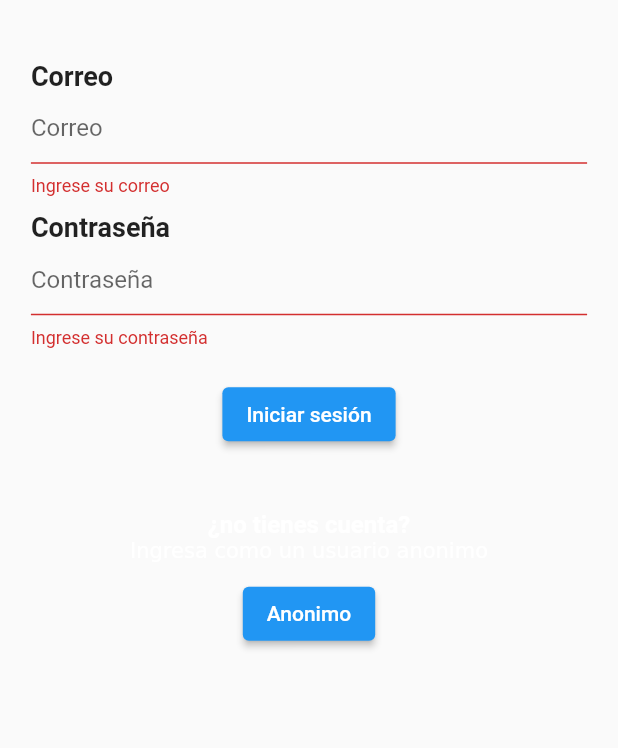
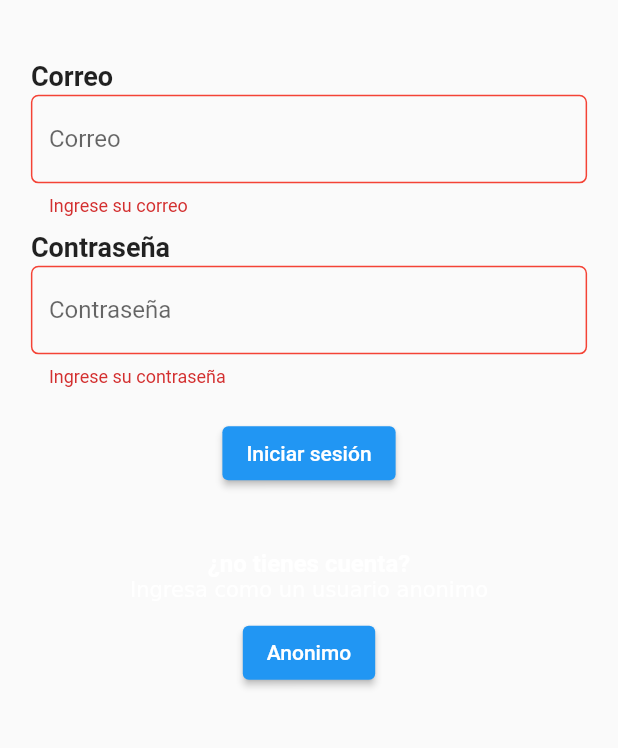
Before and after one commit to rodgav/docente, a Flutter app: the LoginPage screen opened by its route, after a tap on "Iniciar sesión", on a phone screen of 412 x 824 dp, the part 332-1080 px from its top. Run offline on Flutter 3.47's test engine with Material 2 defaults, Android fonts, the light colour scheme and no system bars; our stand-ins replace appwrite, get, get_storage; missing offline and left inert: dart:html, encrypt; accounts and stored records are empty; statements that could not run were skipped.

Commit message:
add task module

```diff
--- a/lib/app/modules/login/login_logic.dart
+++ b/lib/app/modules/login/login_logic.dart
@@ -3,12 +3,27 @@ import 'package:docente/app/data/services/auth_service.dart';
 import 'package:docente/app/routes/app_pages.dart';
 import 'package:flutter/material.dart';
 import 'package:get/get.dart';
+import 'package:intl/intl.dart';
 
 class LoginLogic extends GetxController {
   final _dataRepository = Get.find<DataRepository>();
   final formKey = GlobalKey<FormState>();
   final TextEditingController emailCtrl = TextEditingController();
   final TextEditingController passCtrl = TextEditingController();
+
+  @override
+  void onReady() {
+    final date = DateTime.parse('2021-10-19 14:45:32');
+    debugPrint('date $date');
+    final dayWeek = DateFormat('EEEE','es_ES').format(date);
+    final day = DateFormat('d','es_ES').format(date);
+    final month = DateFormat('MMMM','es_ES').format(date);
+    final year = DateFormat('y','es_ES').format(date);
+    final hour = DateFormat('Hms','es_ES').format(date);
+
+    debugPrint('dateFormat $dayWeek $day $month $year $hour');
+    super.onReady();
+  }
 
   String? validateEmail(String? value) {
     Pattern pattern =
@@ -26,7 +41,7 @@ class LoginLogic extends GetxController {
     if (formKey.currentState!.validate()) {
       if (!AuthService.to.isLoggedIn) {
         final session = await _dataRepository.accountCreateSession(
-          //email: 'bankenro.myhope@gmail.com', password: '31en02fe24ma');
+            //email: 'bankenro.myhope@gmail.com', password: '31en02fe24ma');
             email: emailCtrl.text.trim(),
             password: passCtrl.text.trim());
         if (session != null) {
--- a/lib/app/modules/login/login_view.dart
+++ b/lib/app/modules/login/login_view.dart
@@ -52,7 +52,7 @@ class LoginPage extends StatelessWidget {
                               fontSize: 18, fontWeight: FontWeight.bold),
                         ),
                       ),
-                    ),
+                    ), const SizedBox(height: 2),
                     Center(
                       child: SizedBox(
                           width: web ? size.width * 0.5 : size.width * 0.9,
@@ -68,7 +68,11 @@ class LoginPage extends StatelessWidget {
                                 focusedBorder: OutlineInputBorder(
                                     borderRadius: BorderRadius.circular(5),
                                     borderSide:
-                                        const BorderSide(color: Colors.blue))),
+                                        const BorderSide(color: Colors.blue)),
+                                errorBorder: OutlineInputBorder(
+                                    borderRadius: BorderRadius.circular(5),
+                                    borderSide:
+                                        const BorderSide(color: Colors.red))),
                           )),
                     ),
                     const SizedBox(height: 10),
@@ -82,6 +86,7 @@ class LoginPage extends StatelessWidget {
                         ),
                       ),
                     ),
+                    const SizedBox(height: 2),
                     Center(
                       child: SizedBox(
                           width: web ? size.width * 0.5 : size.width * 0.9,
@@ -98,13 +103,18 @@ class LoginPage extends StatelessWidget {
                                 focusedBorder: OutlineInputBorder(
                                     borderRadius: BorderRadius.circular(5),
                                     borderSide:
-                                        const BorderSide(color: Colors.blue))),
+                                        const BorderSide(color: Colors.blue)),
+                                errorBorder: OutlineInputBorder(
+                                    borderRadius: BorderRadius.circular(5),
+                                    borderSide:
+                                        const BorderSide(color: Colors.red))),
                           )),
                     ),
                     const SizedBox(height: 20),
                     Center(
                       child: ElevatedButton(
-                          onPressed: logic.login, child:const Text('Iniciar sesión')),
+                          onPressed: logic.login,
+                          child: const Text('Iniciar sesión')),
                     ),
                     const SizedBox(height: 40),
                     Center(
--- /dev/null
+++ b/lib/app/modules/new_task/new_task_binding.dart
@@ -0,0 +1,10 @@
+import 'package:get/get.dart';
+
+import 'new_task_logic.dart';
+
+class NewTaskBinding extends Bindings {
+  @override
+  void dependencies() {
+    Get.lazyPut(() => NewTaskLogic());
+  }
+}
--- a/lib/app/routes/app_pages.dart
+++ b/lib/app/routes/app_pages.dart
@@ -9,6 +9,8 @@ import 'package:docente/app/modules/login/login_binding.dart';
 import 'package:docente/app/modules/login/login_view.dart';
 import 'package:docente/app/modules/new_assistance/new_assistance_binding.dart';
 import 'package:docente/app/modules/new_assistance/new_assistance_view.dart';
+import 'package:docente/app/modules/new_task/new_task_binding.dart';
+import 'package:docente/app/modules/new_task/new_task_view.dart';
 import 'package:docente/app/modules/qualifications/qualifications_binding.dart';
 import 'package:docente/app/modules/qualifications/qualifications_view.dart';
 import 'package:docente/app/modules/root/root_binding.dart';
@@ -70,9 +72,17 @@ class AppPages {
                     ]),
               ]),
           GetPage(
+              preventDuplicates: true,
+              middlewares: [EnsureDocenteMiddleware()],
               name: _Paths.newAssistance,
               page: () => NewAssistancePage(),
-              binding: NewAssistanceBinding())
+              binding: NewAssistanceBinding()),
+          GetPage(
+              preventDuplicates: true,
+              middlewares: [EnsureDocenteMiddleware()],
+              name: _Paths.newTask,
+              page: () => NewTaskPage(),
+              binding: NewTaskBinding())
         ])
   ];
 }
--- a/lib/app/routes/app_routes.dart
+++ b/lib/app/routes/app_routes.dart
@@ -21,6 +21,10 @@ abstract class Routes {
   static String qualifications(String idStudent) =>
       '$students/qualifications/$idStudent';
   static const newAssistance = _Paths.newAssistance;
+  static const newTask = _Paths.newTask;
+
+  static String docenteThen(String afterSuccessDocente) =>
+      '$home?then=${Uri.encodeQueryComponent(afterSuccessDocente)}';
 }
 
 abstract class _Paths {
@@ -32,4 +36,5 @@ abstract class _Paths {
   static const assistances = '/assistances/:idStudent';
   static const qualifications = '/qualifications/:idStudent';
   static const newAssistance = '/newAssistance';
+  static const newTask = '/newTask';
 }
--- a/lib/main.dart
+++ b/lib/main.dart
@@ -6,11 +6,14 @@ import 'package:docente/utils/dependency_injection.dart';
 import 'package:flutter/material.dart';
 import 'package:get/get.dart';
 import 'package:get_storage/get_storage.dart';
+import 'package:intl/date_symbol_data_local.dart';
+import 'package:intl/intl.dart';
 
 void main() async {
   WidgetsFlutterBinding.ensureInitialized();
   DependencyInjection.init();
   await GetStorage.init();
+  await initializeDateFormatting('es_ES');
   runApp(const MyApp());
 }
 
```
Also changed, not shown: lib/app/data/middlewares/auth_middleware.dart (+12 -0 lines), lib/app/modules/new_task/new_task_logic.dart (added, +114 -0 lines), lib/app/modules/new_task/new_task_view.dart (added, +134 -0 lines), pubspec.yaml (+5 -4 lines), pubspec.lock, 3 other files.
